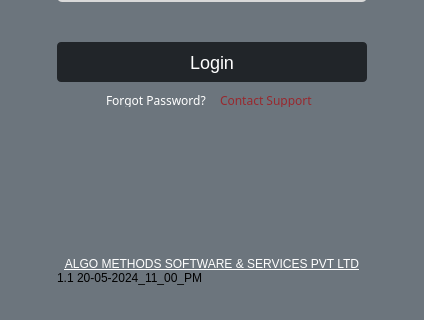
First picture: the form in loginwindow.ui, repository Likithanaidu07/qt, before the edit; both pictures show x 0 to 424 and y 345 to 665 of the 424 by 665 pixel window.
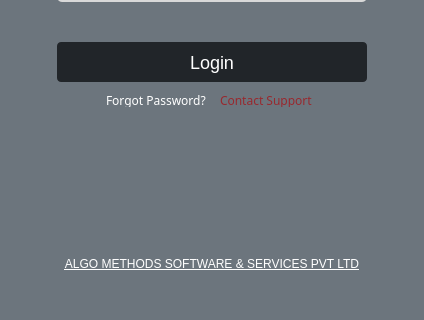
Second picture: the form after the edit.

The edit to the form file:
```diff
--- a/loginwindow.ui
+++ b/loginwindow.ui
@@ -341,7 +341,7 @@
      <item>
       <widget class="QLabel" name="label">
        <property name="text">
-        <string>1.1 20-05-2024_11_00_PM</string>
+        <string/>
        </property>
       </widget>
      </item>
```
